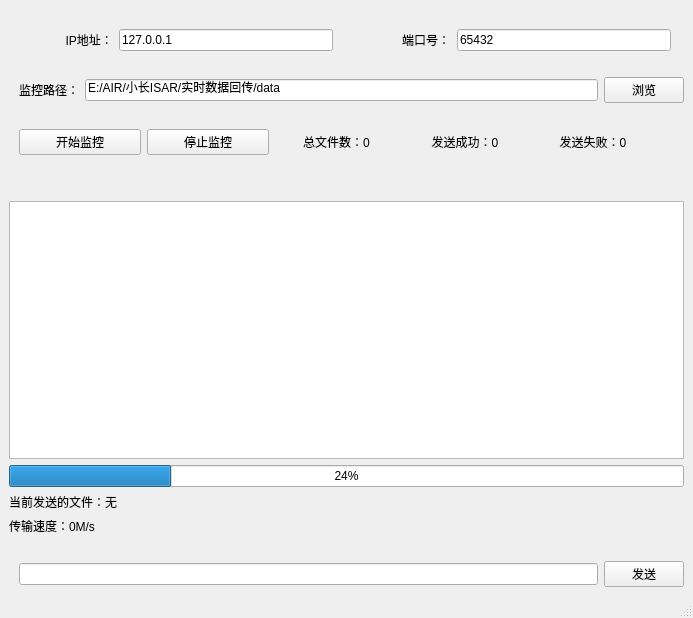
This is mainwindow.ui in shy-sgsg/AeroLinkforLinux as Qt 5 draws it before an edit. The edited form follows.
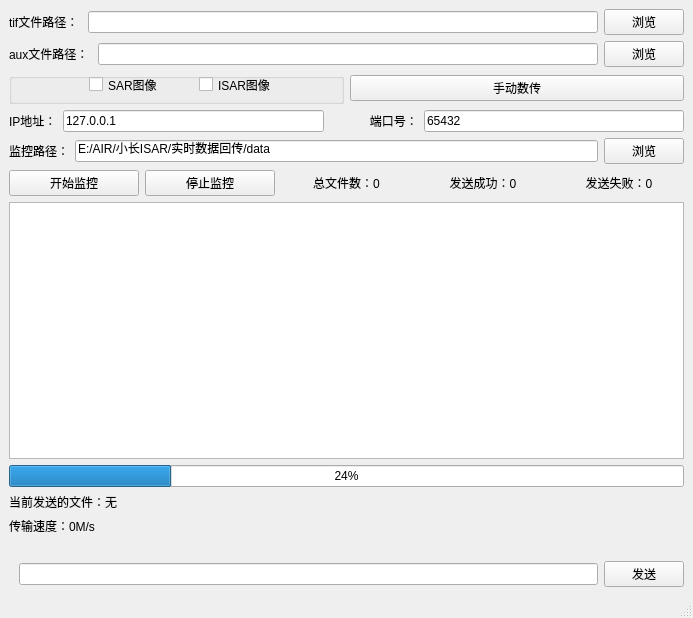
This is the edited form.

Commit message: 增加手动数传功能，并做了SAR图像以及ISAR图像区分

Diff of the .ui file:
```diff
--- a/mainwindow.ui
+++ b/mainwindow.ui
@@ -15,13 +15,135 @@
   </property>
   <widget class="QWidget" name="centralwidget">
    <layout class="QVBoxLayout" name="verticalLayout">
+    <item>
+     <layout class="QHBoxLayout" name="horizontalLayout_7">
+      <property name="leftMargin">
+       <number>0</number>
+      </property>
+      <property name="topMargin">
+       <number>0</number>
+      </property>
+      <item>
+       <widget class="QLabel" name="label">
+        <property name="text">
+         <string>tif文件路径： </string>
+        </property>
+       </widget>
+      </item>
+      <item>
+       <widget class="QLineEdit" name="tifPathLineEdit"/>
+      </item>
+      <item>
+       <widget class="QPushButton" name="selectTifButton">
+        <property name="text">
+         <string>浏览</string>
+        </property>
+       </widget>
+      </item>
+     </layout>
+    </item>
+    <item>
+     <layout class="QHBoxLayout" name="horizontalLayout_6">
+      <property name="leftMargin">
+       <number>0</number>
+      </property>
+      <property name="topMargin">
+       <number>0</number>
+      </property>
+      <item>
+       <widget class="QLabel" name="label_3">
+        <property name="text">
+         <string>aux文件路径： </string>
+        </property>
+       </widget>
+      </item>
+      <item>
+       <widget class="QLineEdit" name="auxPathLineEdit"/>
+      </item>
+      <item>
+       <widget class="QPushButton" name="selectAuxButton">
+        <property name="text">
+         <string>浏览</string>
+        </property>
+       </widget>
+      </item>
+     </layout>
+    </item>
+    <item>
+     <layout class="QHBoxLayout" name="horizontalLayout_5">
+      <property name="leftMargin">
+       <number>0</number>
+      </property>
+      <property name="topMargin">
+       <number>0</number>
+      </property>
+      <item>
+       <widget class="QGroupBox" name="imageTypeGroupBox">
+        <property name="sizePolicy">
+         <sizepolicy hsizetype="Preferred" vsizetype="Preferred">
+          <horstretch>0</horstretch>
+          <verstretch>0</verstretch>
+         </sizepolicy>
+        </property>
+        <property name="title">
+         <string/>
+        </property>
+        <widget class="QCheckBox" name="sarCheckBox">
+         <property name="geometry">
+          <rect>
+           <x>80</x>
+           <y>0</y>
+           <width>91</width>
+           <height>23</height>
+          </rect>
+         </property>
+         <property name="sizePolicy">
+          <sizepolicy hsizetype="Fixed" vsizetype="Fixed">
+           <horstretch>0</horstretch>
+           <verstretch>0</verstretch>
+          </sizepolicy>
+         </property>
+         <property name="text">
+          <string>SAR图像</string>
+         </property>
+        </widget>
+        <widget class="QCheckBox" name="isarCheckBox">
+         <property name="geometry">
+          <rect>
+           <x>190</x>
+           <y>0</y>
+           <width>101</width>
+           <height>23</height>
+          </rect>
+         </property>
+         <property name="text">
+          <string>ISAR图像</string>
+         </property>
+        </widget>
+       </widget>
+      </item>
+      <item>
+       <widget class="QPushButton" name="manualSendButton">
+        <property name="sizePolicy">
+         <sizepolicy hsizetype="Preferred" vsizetype="Fixed">
+          <horstretch>0</horstretch>
+          <verstretch>0</verstretch>
+         </sizepolicy>
+        </property>
+        <property name="text">
+         <string>手动数传</string>
+        </property>
+       </widget>
+      </item>
+     </layout>
+    </item>
     <item>
      <layout class="QHBoxLayout" name="horizontalLayout_2">
       <property name="leftMargin">
-       <number>10</number>
+       <number>0</number>
       </property>
       <property name="topMargin">
-       <number>20</number>
+       <number>0</number>
       </property>
       <property name="rightMargin">
        <number>0</number>
@@ -31,8 +153,14 @@
       </property>
       <item>
        <widget class="QLabel" name="ipAddressLabel">
+        <property name="sizePolicy">
+         <sizepolicy hsizetype="Fixed" vsizetype="Fixed">
+          <horstretch>0</horstretch>
+          <verstretch>0</verstretch>
+         </sizepolicy>
+        </property>
         <property name="text">
-         <string>              IP地址：</string>
+         <string>IP地址：</string>
         </property>
        </widget>
       </item>
@@ -45,8 +173,14 @@
       </item>
       <item>
        <widget class="QLabel" name="portLabel">
+        <property name="sizePolicy">
+         <sizepolicy hsizetype="Fixed" vsizetype="Fixed">
+          <horstretch>0</horstretch>
+          <verstretch>0</verstretch>
+         </sizepolicy>
+        </property>
         <property name="text">
-         <string>                   端口号：</string>
+         <string>            端口号：</string>
         </property>
        </widget>
       </item>
@@ -57,34 +191,15 @@
         </property>
        </widget>
       </item>
-      <item>
-       <widget class="QLabel" name="label">
-        <property name="lineWidth">
-         <number>1</number>
-        </property>
-        <property name="midLineWidth">
-         <number>4</number>
-        </property>
-        <property name="text">
-         <string/>
-        </property>
-        <property name="margin">
-         <number>20</number>
-        </property>
-        <property name="indent">
-         <number>0</number>
-        </property>
-       </widget>
-      </item>
      </layout>
     </item>
     <item>
      <layout class="QHBoxLayout" name="horizontalLayout_3">
       <property name="leftMargin">
-       <number>10</number>
+       <number>0</number>
       </property>
       <property name="topMargin">
-       <number>20</number>
+       <number>0</number>
       </property>
       <item>
        <widget class="QLabel" name="label_2">
@@ -112,16 +227,16 @@
     <item>
      <layout class="QHBoxLayout" name="horizontalLayout">
       <property name="leftMargin">
-       <number>10</number>
+       <number>0</number>
       </property>
       <property name="topMargin">
-       <number>20</number>
+       <number>0</number>
       </property>
       <property name="rightMargin">
-       <number>30</number>
+       <number>0</number>
       </property>
       <property name="bottomMargin">
-       <number>40</number>
+       <number>0</number>
       </property>
       <item>
        <widget class="QPushButton" name="pushButton">
```
The commit also changes 6 other files.
